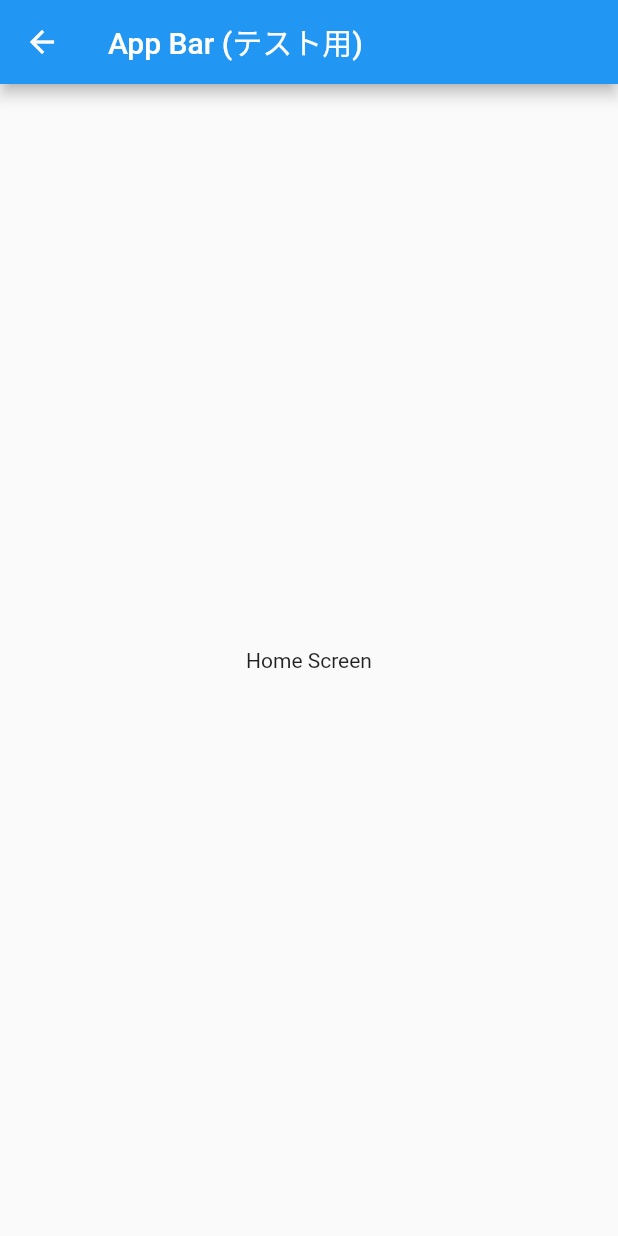
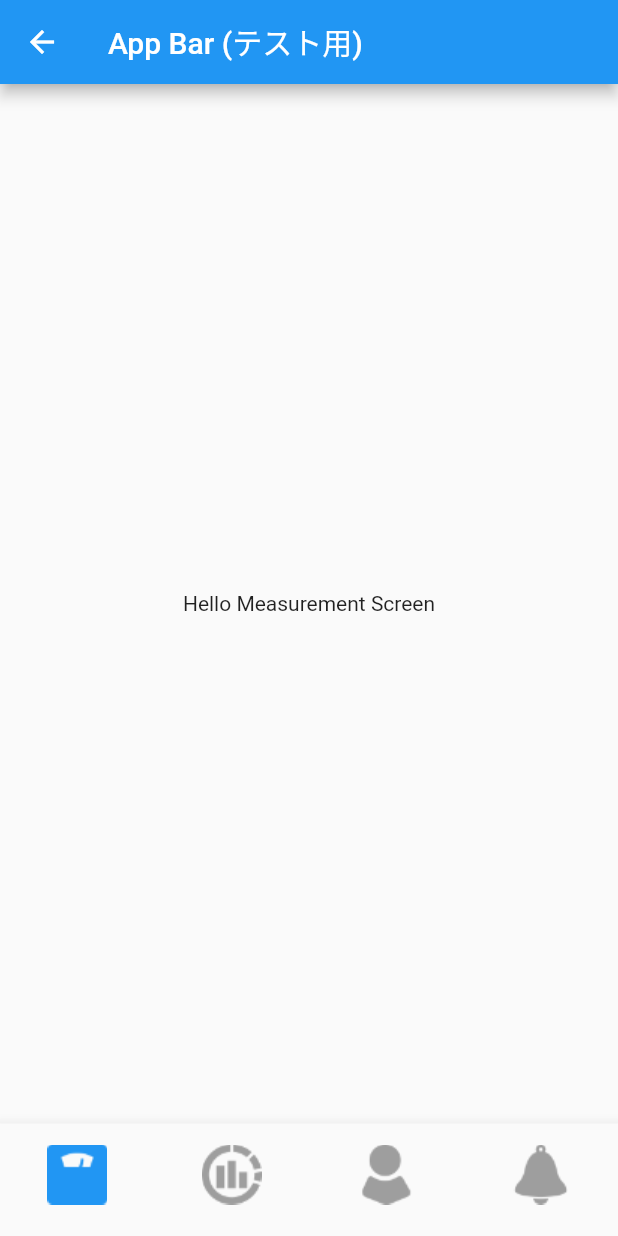
Before and after one commit to tn173/rep-scale-flutter, a Flutter app: the HomeScreen screen opened by its route, on a phone screen of 412 x 824 dp. Run offline on Flutter 3.47's test engine with Material 2 defaults, Android fonts, the phone set to English and light mode, and no system bars; missing offline and left inert: health.

Commit message:
全体のスクリーンフロー・UI作成

```diff
--- a/scale_app/lib/main.dart
+++ b/scale_app/lib/main.dart
@@ -1,8 +1,8 @@
 import 'package:flutter/material.dart';
-import 'package:scale_app/screens/health_care_screen.dart';
-import 'package:scale_app/screens/home_screen.dart';
-import 'package:scale_app/screens/setting_screen.dart';
-import 'package:scale_app/screens/splash_screen.dart';
+import 'package:scale_app/screens/login/health_care_screen.dart';
+import 'package:scale_app/screens/home/home_screen.dart';
+import 'package:scale_app/screens/login/setting_screen.dart';
+import 'package:scale_app/screens/login/splash_screen.dart';
 
 main() {
   runApp(MyApp());
@@ -18,7 +18,7 @@ class MyApp extends StatelessWidget {
         '/splash': (_) => new SplashScreen(),
         '/setting': (_) => new SettingScreen(),
         '/health': (_) => new HealthCareScreen(),
-        '/home': (_) => new HomeScreen(),
+        '/screens.home': (_) => new HomeScreen(),
       },
     );
   }
--- /dev/null
+++ b/scale_app/lib/screens/home/home_screen.dart
@@ -0,0 +1,94 @@
+import 'package:flutter/material.dart';
+import 'package:scale_app/screens/graph/graph_screen.dart';
+import 'package:scale_app/screens/measurement/measurement_screen.dart';
+import 'package:scale_app/screens/notification/notification_screen.dart';
+import 'package:scale_app/screens/profile/profile.dart';
+
+class HomeScreen extends StatefulWidget {
+  @override
+  _HomeScreenState createState() => _HomeScreenState();
+}
+
+class _HomeScreenState extends State<HomeScreen> {
+  int _selectedIndex = 0;
+  final ScrollController _measurementController = ScrollController();
+  final ScrollController _graphController = ScrollController();
+  final ScrollController _profileController = ScrollController();
+  final ScrollController _notificationController = ScrollController();
+
+  @override
+  Widget build(BuildContext context) {
+    return Scaffold(
+        appBar: AppBar(
+        title: Text('App Bar (テスト用)'),
+      ),
+      body: IndexedStack(
+        index: _selectedIndex,
+        children: [
+          MeasurementWidget(measurementController: _measurementController),
+          GraphWidget(graphController: _graphController),
+          ProfileWidget(profileController: _profileController),
+          NotificationWidget(notificationController: _notificationController,),
+        ],
+      ),
+      bottomNavigationBar: BottomNavigationBar(
+        items: <BottomNavigationBarItem>[
+          BottomNavigationBarItem(
+              icon: Image.asset("assets/scale.png", color: Colors.grey,),
+              activeIcon: Image.asset("assets/scale.png", color: Colors.blue,),
+              label: '測定',
+          ),
+          BottomNavigationBarItem(
+            icon: Image.asset("assets/graph.png", color: Colors.grey,),
+            activeIcon: Image.asset("assets/graph.png", color: Colors.blue,),
+            label: 'グラフ',
+          ),
+          BottomNavigationBarItem(
+            icon: Image.asset("assets/profile.png", color: Colors.grey,),
+            activeIcon: Image.asset("assets/profile.png", color: Colors.blue,),
+            label: 'マイページ',
+          ),
+          BottomNavigationBarItem(
+            icon: Image.asset("assets/notify.png", color: Colors.grey,),
+            activeIcon: Image.asset("assets/notify.png", color: Colors.blue,),
+            label: 'お知らせ',
+          ),
+        ],
+        currentIndex: _selectedIndex,
+        type: BottomNavigationBarType.fixed,
+        fixedColor: Colors.blueAccent,
+        showSelectedLabels: false,
+        showUnselectedLabels: false,
+        onTap: (int index) {
+          var _scrollController;
+          switch (index) {
+            case 0:
+              _scrollController = _measurementController;
+              break;
+            case 1:
+              _scrollController = _graphController;
+              break;
+            case 2:
+              _scrollController = _profileController;
+              break;
+            case 3:
+              _scrollController = _notificationController;
+              break;
+          }
+          if (index == _selectedIndex) {
+            _scrollController.animateTo(
+              0.0,
+              curve: Curves.easeOut,
+              duration: const Duration(milliseconds: 300),
+            );
+          }
+          setState(
+                () {
+              _selectedIndex = index;
+            },
+          );
+        },
+      ),
+    );
+  }
+}
--- a/scale_app/lib/screens/home_screen.dart
+++ /dev/null
@@ -1,15 +0,0 @@
-import 'package:flutter/material.dart';
-
-class HomeScreen extends StatelessWidget {
-  @override
-  Widget build(BuildContext context) {
-    return Scaffold(
-      appBar: AppBar(
-        title: Text('App Bar (テスト用)'),
-      ),
-      body: Center(
-        child: Text('Home Screen'),
-      ),
-    );
-  }
-}
--- a/scale_app/lib/screens/setting_screen.dart
+++ b/scale_app/lib/screens/login/setting_screen.dart
@@ -65,7 +65,7 @@ class SettingScreen extends StatelessWidget {
           width: _width,
           height: 50,
           child: RaisedButton(
-            child: const Text('次へ'),
+            child: const Text('設定'),
             color: Colors.blue,
             shape: const StadiumBorder(),
             onPressed: () {
--- a/scale_app/lib/screens/splash_screen.dart
+++ b/scale_app/lib/screens/login/splash_screen.dart
@@ -1,6 +1,6 @@
 import 'package:flutter/material.dart';
 
-import 'home_screen.dart';
+import '../home/home_screen.dart';
 import 'setting_screen.dart';
 
 class SplashScreen extends StatefulWidget {
--- /dev/null
+++ b/scale_app/lib/screens/measurement/measurement_screen.dart
@@ -0,0 +1,22 @@
+import 'package:flutter/material.dart';
+
+class MeasurementWidget extends StatefulWidget {
+  final ScrollController measurementController;
+
+  MeasurementWidget({Key key, this.measurementController,})
+      : super(key: key);
+
+  @override
+  _MeasurementWidgetState createState() => _MeasurementWidgetState();
+}
+
+class _MeasurementWidgetState extends State<MeasurementWidget> {
+  @override
+  Widget build(BuildContext context) {
+    return Scaffold(
+        body: Center(
+          child: Text('Hello Measurement Screen'),
+        ),
+      );
+  }
+}
--- a/scale_app/pubspec.yaml
+++ b/scale_app/pubspec.yaml
@@ -21,6 +21,7 @@ environment:
   sdk: ">=2.7.0 <3.0.0"
 
 dependencies:
+  health: ^2.0.9
   flutter:
     sdk: flutter
 
@@ -45,9 +46,8 @@ flutter:
   uses-material-design: true
 
   # To add assets to your application, add an assets section, like this:
-  # assets:
-  #   - images/a_dot_burr.jpeg
-  #   - images/a_dot_ham.jpeg
+  assets:
+     - assets/
 
   # An image asset can refer to one or more resolution-specific "variants", see
   # https://flutter.dev/assets-and-images/#resolution-aware.
```
Also changed, not shown: scale_app/lib/screens/graph/graph_screen.dart (added, +22 -0 lines), scale_app/lib/screens/login/health_care_screen.dart (renamed from scale_app/lib/screens/health_care_screen.dart, +25 -4 lines), scale_app/lib/screens/notification/notification_screen.dart (added, +22 -0 lines), scale_app/lib/screens/profile/profile.dart (added, +22 -0 lines), scale_app/assets/graph.png (added), scale_app/assets/notify.png (added), scale_app/assets/profile.png (added), scale_app/assets/scale.png (added), scale_app/pubspec.lock, 8 other files.
